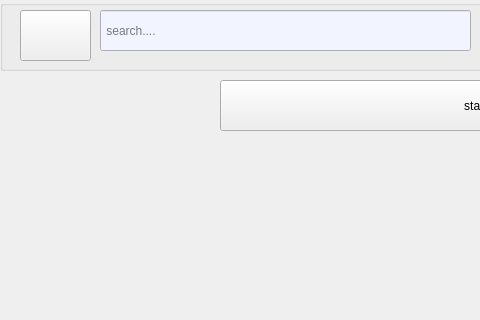
This is work-main/work-main/work-main (1)/work-main/work-main/work-main/MainProjectPhase1-master/MainProjectPhase1-main/home.ui in f8477/work as Qt 5 draws it before an edit; both pictures show x 0 to 480 and y 0 to 320 of the 1111 by 652 pixel window. The edited form follows.
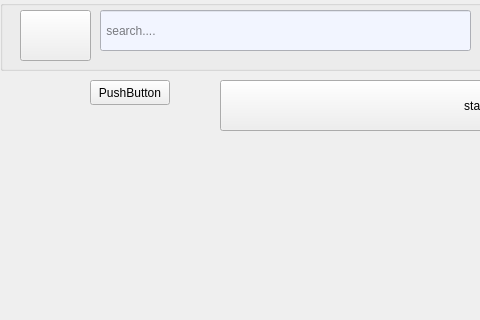
This is the edited form. Icons and pictures are not drawn.

```diff
--- a/work-main/work-main/work-main (1)/work-main/work-main/work-main/MainProjectPhase1-master/MainProjectPhase1-main/home.ui
+++ b/work-main/work-main/work-main (1)/work-main/work-main/work-main/MainProjectPhase1-master/MainProjectPhase1-main/home.ui
@@ -179,6 +179,19 @@
     <string>start a post!</string>
    </property>
   </widget>
+  <widget class="QPushButton" name="pushButton_2">
+   <property name="geometry">
+    <rect>
+     <x>90</x>
+     <y>80</y>
+     <width>80</width>
+     <height>25</height>
+    </rect>
+   </property>
+   <property name="text">
+    <string>PushButton</string>
+   </property>
+  </widget>
  </widget>
  <resources/>
  <connections/>
```
